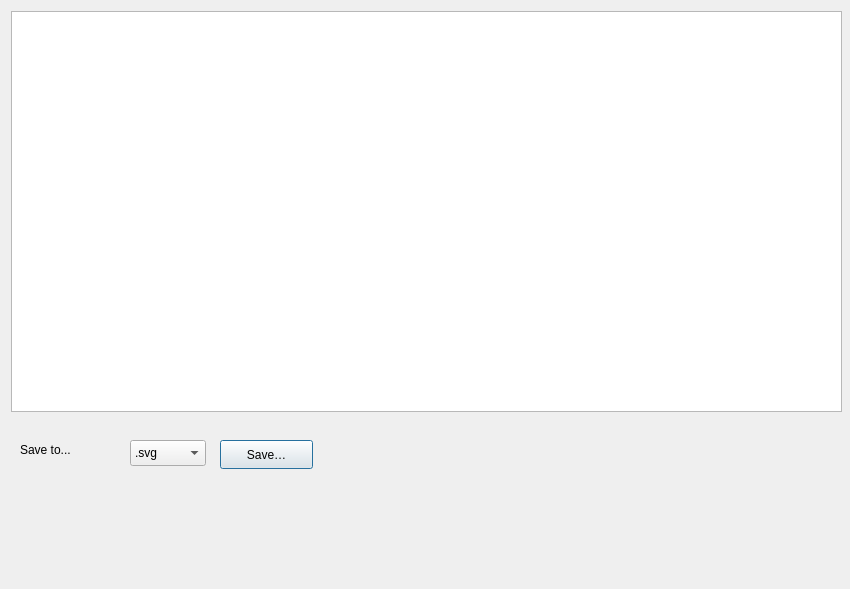
The window that FaustSpin/UrFaustGUI_TEST_1/energy_plot_dialog.ui (MadComputationalPhys2003/Progect_Gonchar) describes before a commit, drawn with Qt 5.
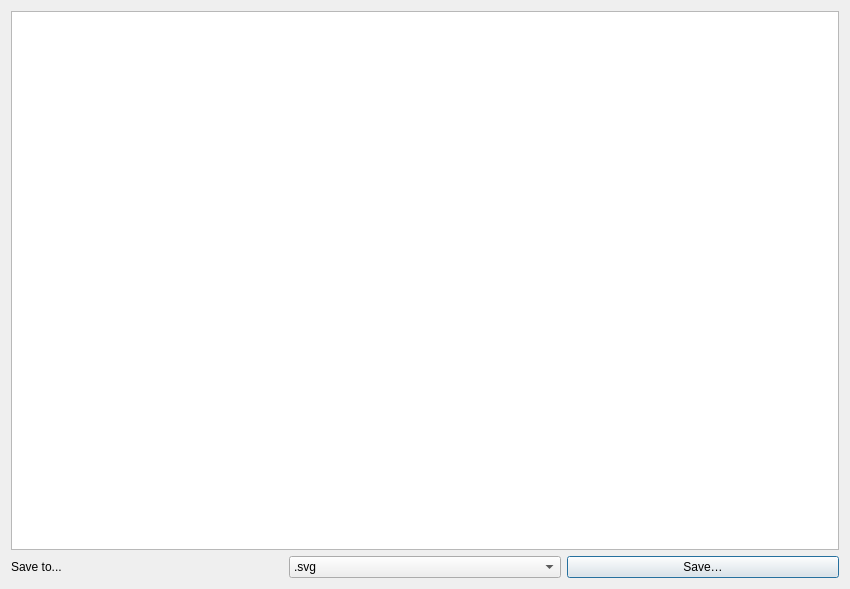
The same window after the commit.

What changed in the file:
```diff
--- a/FaustSpin/UrFaustGUI_TEST_1/energy_plot_dialog.ui
+++ b/FaustSpin/UrFaustGUI_TEST_1/energy_plot_dialog.ui
@@ -13,38 +13,21 @@
   <property name="windowTitle">
    <string>Energy Plot</string>
   </property>
-  <widget class="QGraphicsView" name="energyGraphicsView">
-   <property name="geometry">
-    <rect>
-     <x>11</x>
-     <y>11</y>
-     <width>831</width>
-     <height>401</height>
-    </rect>
-   </property>
-  </widget>
+  <layout class="QVBoxLayout" name="verticalLayout">
+   <item>
+    <widget class="QGraphicsView" name="energyGraphicsView"/>
+   </item>
+   <item>
+    <layout class="QHBoxLayout" name="horizontalLayout">
+     <item>
   <widget class="QLabel" name="label">
-   <property name="geometry">
-    <rect>
-     <x>20</x>
-     <y>440</y>
-     <width>101</width>
-     <height>20</height>
-    </rect>
-   </property>
    <property name="text">
     <string>Save to...</string>
    </property>
   </widget>
+     </item>
+     <item>
   <widget class="QComboBox" name="savePlotFormatComboBox">
-   <property name="geometry">
-    <rect>
-     <x>130</x>
-     <y>440</y>
-     <width>76</width>
-     <height>26</height>
-    </rect>
-   </property>
    <item>
     <property name="text">
      <string>.svg</string>
@@ -61,19 +44,17 @@
     </property>
    </item>
   </widget>
+     </item>
+     <item>
   <widget class="QPushButton" name="savePlotButton">
-   <property name="geometry">
-    <rect>
-     <x>220</x>
-     <y>440</y>
-     <width>93</width>
-     <height>29</height>
-    </rect>
-   </property>
    <property name="text">
     <string>Save…</string>
    </property>
   </widget>
+     </item>
+    </layout>
+   </item>
+  </layout>
  </widget>
  <resources/>
  <connections/>
```
Lines whose indentation alone changed are shown as unchanged.
